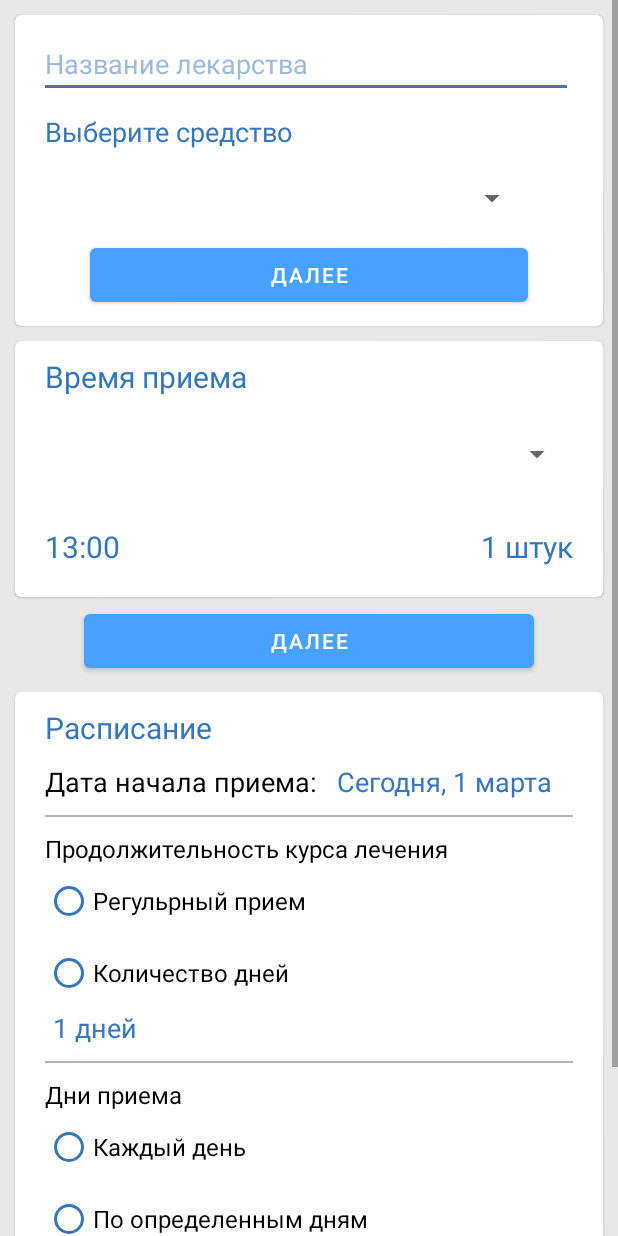
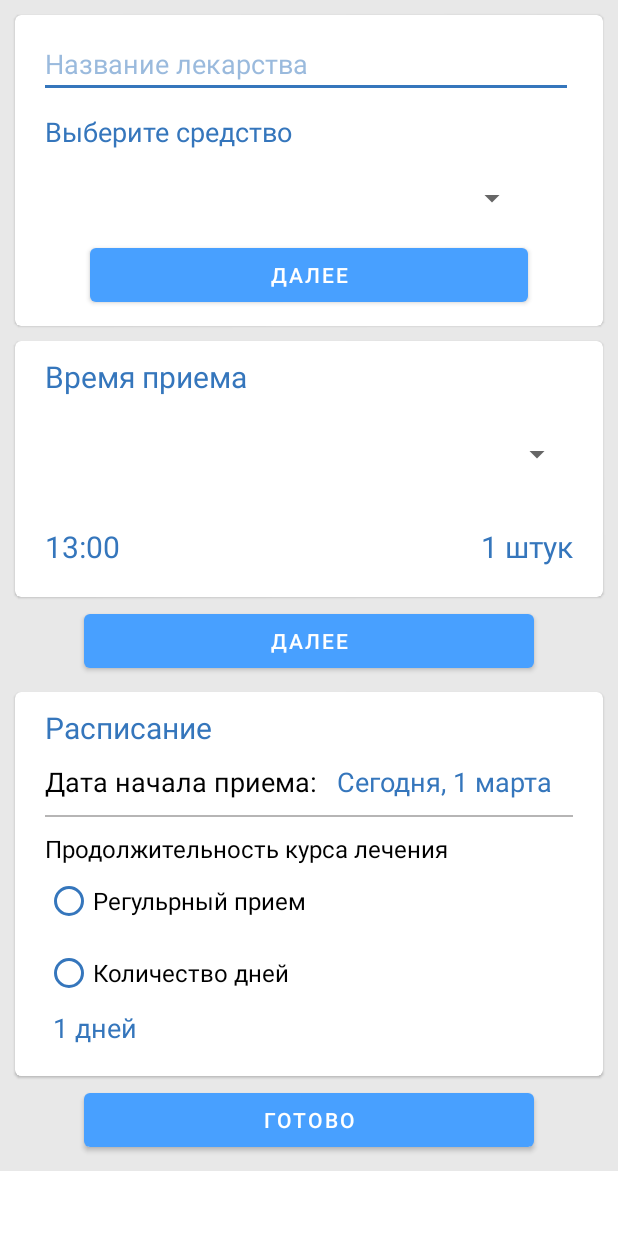
Before and after one commit to zheniaregbl/YourCure, an Android app: the layout activity_editor.xml on its own in the app's theme, with its tools: preview values and no code run, on a phone screen of 412 x 824 dp. Run offline under Robolectric (Android 15) with nearby library versions, the phone set to English and light mode, and no system bars.

Commit message:
Commit before fixing DaysAmountDialog

```diff
--- a/app/src/main/java/com/example/projectdraft1/activities/EditorActivity.kt
+++ b/app/src/main/java/com/example/projectdraft1/activities/EditorActivity.kt
@@ -232,21 +232,6 @@ class EditorActivity : AppCompatActivity() {
             }
         }
 
-        radioGroupDay.setOnCheckedChangeListener { _, checkedId ->
-            when(checkedId){
-                R.id.rbEveryDay -> {
-                    tvListDays.visibility = View.GONE
-                }
-                R.id.rbCurrentDay -> {
-                    val dialog = WeekDialogFragment(layoutSchedule)
-
-                    tvListDays.visibility = View.VISIBLE
-
-                    dialog.show(supportFragmentManager, "daysOfWeekDialog")
-                }
-            }
-        }
-
         tvAmountDay.setOnClickListener {
             val dialog = DaysAmountDialogFragment(layoutSchedule)
 
--- a/app/src/main/res/layout/activity_editor.xml
+++ b/app/src/main/res/layout/activity_editor.xml
@@ -435,70 +435,18 @@
                         android:layout_width="wrap_content"
                         android:layout_height="wrap_content"
                         android:layout_marginStart="25dp"
+                        android:layout_marginBottom="20dp"
                         android:text="1 дней"
                         android:textColor="@color/blue_grey"
                         android:textSize="18sp"
                         android:visibility="gone"
                         tools:visibility="visible" />
 
-                    <Button
-                        android:id="@+id/brKostil"
-                        android:layout_width="match_parent"
-                        android:layout_height="1.5dp"
-                        android:layout_gravity="center"
-                        android:layout_marginStart="20dp"
-                        android:layout_marginTop="10dp"
-                        android:layout_marginEnd="20dp"
-                        android:layout_marginBottom="10dp"
-                        android:backgroundTint="@color/grey"
-                        app:cornerRadius="40dp" />
-
-                    <TextView
-                        android:id="@+id/textView9"
-                        android:layout_width="wrap_content"
-                        android:layout_height="wrap_content"
-                        android:layout_marginStart="20dp"
-                        android:text="Дни приема"
-                        android:textColor="@color/black"
-                        android:textSize="16sp" />
-
                     <RadioGroup
                         android:id="@+id/radioGroupDay"
                         android:layout_width="wrap_content"
                         android:layout_height="wrap_content"
-                        android:layout_marginStart="20dp">
-
-
-                        <RadioButton
-                            android:id="@+id/rbEveryDay"
-                            android:layout_width="match_parent"
-                            android:layout_height="wrap_content"
-                            android:buttonTint="@color/blue_grey"
-                            android:text="Каждый день"
-                            android:textSize="16sp" />
-
-                        <RadioButton
-                            android:id="@+id/rbCurrentDay"
-                            android:layout_width="match_parent"
-                            android:layout_height="wrap_content"
-                            android:layout_marginBottom="10dp"
-                            android:buttonTint="@color/blue_grey"
-                            android:text="По определенным дням"
-                            android:textSize="16sp" />
-
-                    </RadioGroup>
-
-                    <TextView
-                        android:id="@+id/tvListDays"
-                        android:layout_width="match_parent"
-                        android:layout_height="wrap_content"
-                        android:layout_marginStart="25dp"
-                        android:layout_marginBottom="20dp"
-                        android:text="пн, вт"
-                        android:textColor="@color/blue_grey"
-                        android:textSize="18sp"
-                        android:visibility="gone"
-                        tools:visibility="visible" />
+                        android:layout_marginStart="20dp"/>
 
                 </LinearLayout>
 
```
